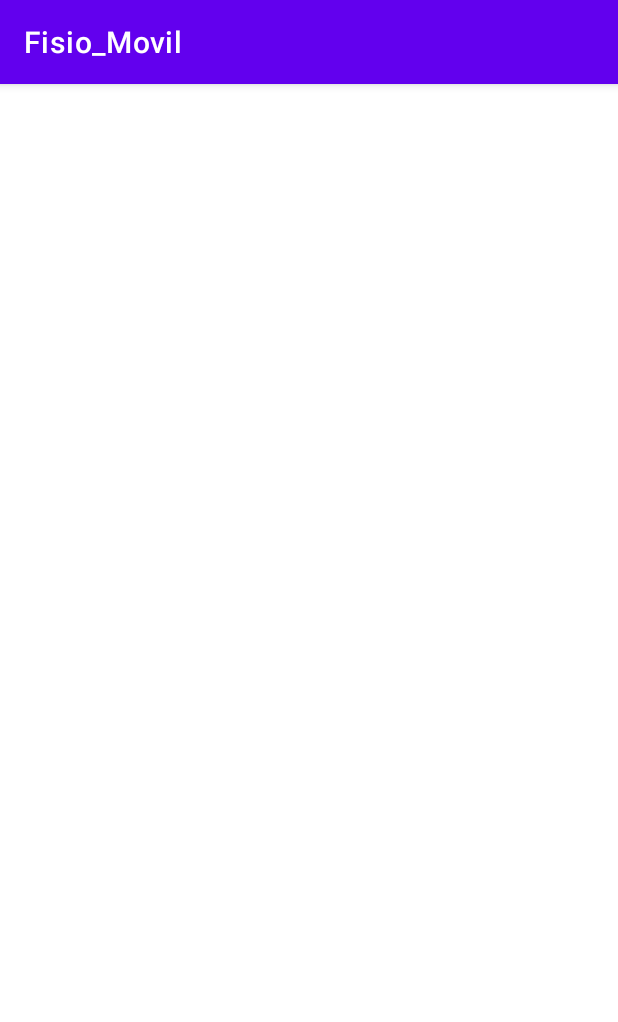
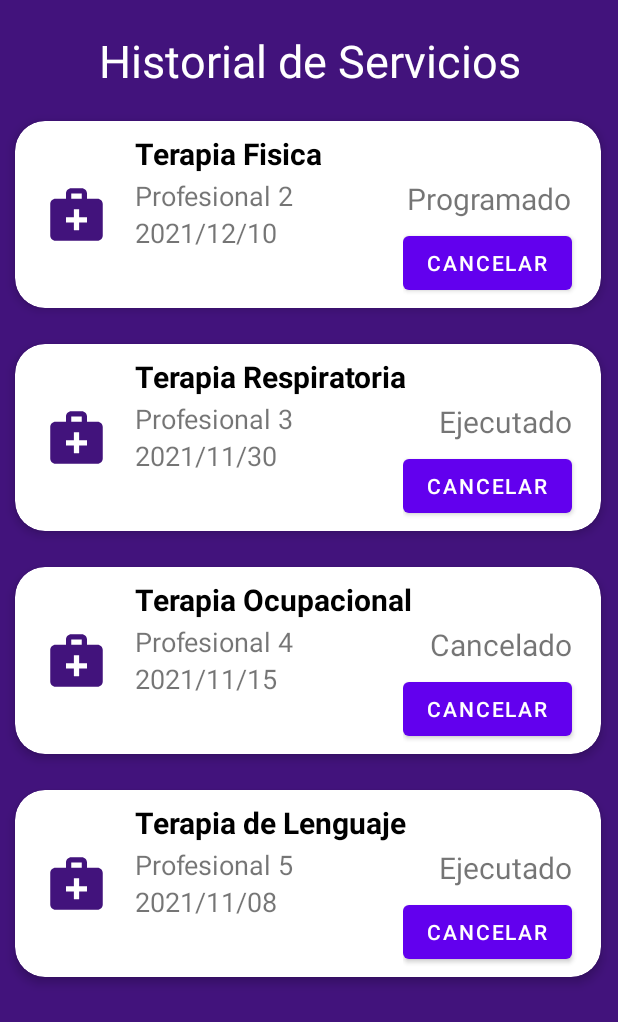
Before and after one commit to dalgyd/Fisio_Movil, an Android app: the HistorialPaciente screen opened directly, with no data from a screen before it, on a phone screen of 412 x 824 dp. Shown: the top 1022 px of the screen. Run offline under Robolectric (Android 15) with nearby library versions, the phone set to English and light mode, and no system bars.

Commit message:
Tto Datos, tarjetas historias de servicios pacientes

```diff
--- a/app/src/main/java/com/example/fisio_movil/HistorialPaciente.java
+++ b/app/src/main/java/com/example/fisio_movil/HistorialPaciente.java
@@ -1,14 +1,43 @@
 package com.example.fisio_movil;
 
 import androidx.appcompat.app.AppCompatActivity;
+import androidx.recyclerview.widget.LinearLayoutManager;
+import androidx.recyclerview.widget.RecyclerView;
 
 import android.os.Bundle;
 
+import java.util.ArrayList;
+import java.util.List;
+
 public class HistorialPaciente extends AppCompatActivity {
+    List<ListaServicios> elements;
 
     @Override
     protected void onCreate(Bundle savedInstanceState) {
         super.onCreate(savedInstanceState);
         setContentView(R.layout.activity_historial_paciente);
+
+        getSupportActionBar().hide();
+
+        init();
+
     }
+
+    public void init(){
+        elements = new ArrayList<ListaServicios>();
+        elements.add(new ListaServicios("Terapia Fisica", "Profesional 2", "2021/12/10", "Programado"));
+        elements.add(new ListaServicios("Terapia Respiratoria", "Profesional 3", "2021/11/30", "Ejecutado"));
+        elements.add(new ListaServicios("Terapia Ocupacional", "Profesional 4", "2021/11/15", "Cancelado"));
+        elements.add(new ListaServicios("Terapia de Lenguaje", "Profesional 5", "2021/11/08", "Ejecutado"));
+
+
+
+        ListAdapter listAdapter = new ListAdapter(elements, this);
+        RecyclerView recyclerView = findViewById(R.id.listadoServicios);
+        recyclerView.setHasFixedSize(true);
+        recyclerView.setLayoutManager(new LinearLayoutManager(this,LinearLayoutManager.VERTICAL, false));
+
+        recyclerView.setAdapter(listAdapter);
+    }
+
 }
--- /dev/null
+++ b/app/src/main/java/com/example/fisio_movil/ListAdapter.java
@@ -0,0 +1,68 @@
+package com.example.fisio_movil;
+
+import android.content.Context;
+import android.graphics.Color;
+import android.graphics.PorterDuff;
+import android.view.LayoutInflater;
+import android.view.View;
+import android.view.ViewGroup;
+import android.widget.ImageView;
+import android.widget.TextView;
+
+import androidx.recyclerview.widget.RecyclerView;
+
+import java.util.List;
+
+public class ListAdapter extends RecyclerView.Adapter<ListAdapter.ViewHolder> {
+    private List<ListaServicios> mData;
+    private LayoutInflater mInflater;
+    private Context context;
+
+   public ListAdapter(List<ListaServicios> itemList, Context context){
+       this.mData = itemList;
+       this.mInflater = LayoutInflater.from(context);
+       this.context = context;
+   }
+
+    @Override
+    public int getItemCount(){
+
+        return mData.size();
+    }
+
+    @Override
+    public ListAdapter.ViewHolder onCreateViewHolder(ViewGroup parent, int viewType){
+        View view = mInflater.inflate(R.layout.lista_servicios, null);
+        return new ListAdapter.ViewHolder(view);
+    }
+
+    @Override
+    public void onBindViewHolder(final ListAdapter.ViewHolder holder, final int POSITION){
+        holder.bindData(mData.get(POSITION));
+    }
+
+    public void setItems(List<ListaServicios> items)
+    {
+        mData = items;
+    }
+
+    public class ViewHolder extends RecyclerView.ViewHolder{
+        TextView tipoServicio, profesionalServicio, fechaServicio, statusServicio;
+
+        ViewHolder(View itemView){
+            super(itemView);
+            tipoServicio = itemView.findViewById(R.id.servicioTomado);
+            profesionalServicio = itemView.findViewById(R.id.profesionalServicio);
+            fechaServicio = itemView.findViewById(R.id.fechaServicio);
+            statusServicio = itemView.findViewById(R.id.statusServicio);
+        }
+
+        void bindData(final ListaServicios item){
+            tipoServicio.setText(item.getTipoServicio());
+            profesionalServicio.setText(item.getProfesionalServicio());
+            fechaServicio.setText(item.getFechaServicio());
+            statusServicio.setText(item.getStatusServicio());
+        }
+    }
+
+}
--- /dev/null
+++ b/app/src/main/java/com/example/fisio_movil/ListaServicios.java
@@ -0,0 +1,47 @@
+package com.example.fisio_movil;
+
+public class ListaServicios {
+    public String tipoServicio;
+    public String profesionalServicio;
+    public String fechaServicio;
+    public String statusServicio;
+
+    public ListaServicios(String tipoServicio, String profesionalServicio, String fechaServicio, String statusServicio) {
+        this.tipoServicio = tipoServicio;
+        this.profesionalServicio = profesionalServicio;
+        this.fechaServicio = fechaServicio;
+        this.statusServicio = statusServicio;
+    }
+
+    public String getTipoServicio() {
+        return tipoServicio;
+    }
+
+    public void setTipoServicio(String tipoServicio) {
+        this.tipoServicio = tipoServicio;
+    }
+
+    public String getProfesionalServicio() {
+        return profesionalServicio;
+    }
+
+    public void setProfesionalServicio(String profesionalServicio) {
+        this.profesionalServicio = profesionalServicio;
+    }
+
+    public String getFechaServicio() {
+        return fechaServicio;
+    }
+
+    public void setFechaServicio(String fechaServicio) {
+        this.fechaServicio = fechaServicio;
+    }
+
+    public String getStatusServicio() {
+        return statusServicio;
+    }
+
+    public void setStatusServicio(String statusServicio) {
+        this.statusServicio = statusServicio;
+    }
+}
--- /dev/null
+++ b/app/src/main/res/drawable/ic_baseline_medical_services_24.xml
@@ -0,0 +1,5 @@
+<vector android:height="24dp" android:tint="#42137C"
+    android:viewportHeight="24" android:viewportWidth="24"
+    android:width="24dp" xmlns:android="http://schemas.android.com/apk/res/android">
+    <path android:fillColor="@android:color/white" android:pathData="M20,6h-4V4c0,-1.1 -0.9,-2 -2,-2h-4C8.9,2 8,2.9 8,4v2H4C2.9,6 2,6.9 2,8v12c0,1.1 0.9,2 2,2h16c1.1,0 2,-0.9 2,-2V8C22,6.9 21.1,6 20,6zM10,4h4v2h-4V4zM16,15h-3v3h-2v-3H8v-2h3v-3h2v3h3V15z"/>
+</vector>
--- a/app/src/main/res/layout/activity_historial_paciente.xml
+++ b/app/src/main/res/layout/activity_historial_paciente.xml
@@ -1,9 +1,32 @@
 <?xml version="1.0" encoding="utf-8"?>
-<androidx.constraintlayout.widget.ConstraintLayout xmlns:android="http://schemas.android.com/apk/res/android"
+<RelativeLayout xmlns:android="http://schemas.android.com/apk/res/android"
     xmlns:app="http://schemas.android.com/apk/res-auto"
     xmlns:tools="http://schemas.android.com/tools"
     android:layout_width="match_parent"
     android:layout_height="match_parent"
-    tools:context=".HistorialPaciente">
+    tools:context=".HistorialPaciente"
+    android:background="#42137c">
 
-</androidx.constraintlayout.widget.ConstraintLayout>
+    <TextView
+        android:id="@+id/hostoriasServicios"
+        android:layout_width="wrap_content"
+        android:layout_height="wrap_content"
+        android:text="Historial de Servicios"
+        android:layout_marginLeft="20dp"
+        android:layout_marginTop="20dp"
+        android:textSize="30dp"
+        android:gravity="center"
+        android:layout_centerHorizontal="true"
+        android:textColor="@color/white"/>
+
+    <androidx.recyclerview.widget.RecyclerView
+        android:id="@+id/listadoServicios"
+        android:layout_width="match_parent"
+        android:layout_height="654dp"
+        android:layout_below="@id/hostoriasServicios"
+        android:layout_marginLeft="1dp"
+        android:layout_marginTop="8dp"
+        android:layout_marginEnd="1dp"
+        android:layout_marginBottom="1dp"
+        android:padding="0dp" />
+</RelativeLayout>
--- a/app/src/main/res/layout/activity_tratatiendo_datos.xml
+++ b/app/src/main/res/layout/activity_tratatiendo_datos.xml
@@ -1,9 +1,54 @@
 <?xml version="1.0" encoding="utf-8"?>
-<androidx.constraintlayout.widget.ConstraintLayout xmlns:android="http://schemas.android.com/apk/res/android"
+<LinearLayout xmlns:android="http://schemas.android.com/apk/res/android"
     xmlns:app="http://schemas.android.com/apk/res-auto"
     xmlns:tools="http://schemas.android.com/tools"
     android:layout_width="match_parent"
     android:layout_height="match_parent"
+    android:orientation="vertical"
+    android:padding="15dp"
     tools:context=".TratatiendoDatos">
 
-</androidx.constraintlayout.widget.ConstraintLayout>
+    <ImageView
+        android:id="@+id/logoTtoDatos"
+        android:layout_width="wrap_content"
+        android:layout_height="90dp"
+        app:srcCompat="@drawable/logo_horizont1l3" />
+
+    <TextView
+        android:id="@+id/textView"
+        android:layout_width="wrap_content"
+        android:layout_height="wrap_content"
+        android:layout_marginTop="30dp"
+        android:textSize="13dp"
+        android:justificationMode="inter_word"
+        android:text="Dando cumplimiento a lo dispuesto en la Ley estatutaria 1581 de 2012 y a su Decreto Reglamentario 1377 de 2013, FisioMovil adopta la presente política para el tratamiento de datos personales, la cual será informada a todos los titulares de los datos recolectados o que en el futuro se obtengan en el ejercicio de las actividades propias de nuestros procesos asistenciales."/>
+
+    <TextView
+        android:id="@+id/textView2"
+        android:layout_width="wrap_content"
+        android:layout_height="wrap_content"
+        android:layout_marginTop="10dp"
+        android:textSize="13dp"
+        android:justificationMode="inter_word"
+        android:text="De esta manera, FisioMovil manifiesta que garantiza los derechos de la privacidad, la intimidad, el buen nombre, en el tratamiento de los datos personales, y en consecuencia todas sus actuaciones se regirán por los principios de legalidad, finalidad, libertad, veracidad o calidad, transparencia, acceso y circulación restringida, seguridad y confidencialidad. Todas las personas que, en desarrollo de diferentes actividades asistenciales, sean permanentes u ocasionales, llegaran a suministrar a FisioMovil cualquier tipo de información o dato personal, podrá conocerla, actualizarla y rectificarla." />
+
+    <TextView
+        android:id="@+id/textView3"
+        android:layout_width="wrap_content"
+        android:layout_height="wrap_content"
+        android:layout_marginTop="10dp"
+        android:textSize="13dp"
+        android:justificationMode="inter_word"
+        android:text="Autorizo a Fisio Movil, para que recolecte mis datos personales y los conserve dentro de sus bases, cuyo uso se encuentra destinado a mantener una constante comunicación con los interesados. Autorizo para que los datos por mi suministrados sean utilizados con la finalidad de informarme sobre sus actividades y procesos asistenciales." />
+
+    <TextView
+        android:id="@+id/textView4"
+        android:layout_width="wrap_content"
+        android:layout_height="wrap_content"
+        android:layout_marginTop="40dp"
+        android:layout_gravity="center"
+        android:textSize="13dp"
+        android:justificationMode="inter_word"
+        android:text="Para continuar con el registro de atras en la aplicación." />
+
+</LinearLayout>
--- /dev/null
+++ b/app/src/main/res/layout/lista_servicios.xml
@@ -0,0 +1,112 @@
+<?xml version="1.0" encoding="utf-8"?>
+<androidx.cardview.widget.CardView xmlns:android="http://schemas.android.com/apk/res/android"
+    xmlns:app="http://schemas.android.com/apk/res-auto"
+    android:id="@+id/cv"
+    android:layout_width="match_parent"
+    android:layout_height="wrap_content"
+    android:animateLayoutChanges="true"
+    app:cardCornerRadius="20dp"
+    app:cardUseCompatPadding="true"
+    app:cardElevation="4dp">
+
+    <LinearLayout
+        android:layout_width="match_parent"
+        android:layout_height="wrap_content"
+        android:animateLayoutChanges="true"
+        android:orientation="vertical">
+        <RelativeLayout
+            android:layout_width="match_parent"
+            android:layout_height="wrap_content"
+            android:orientation="horizontal"
+            android:padding="6dp">
+
+            <ImageView
+                android:id="@+id/iconoServicio"
+                android:layout_width="70dp"
+                android:layout_height="70dp"
+                android:layout_alignParentStart="true"
+                android:layout_centerVertical="true"
+                android:layout_gravity="center"
+                android:paddingLeft="14dp"
+                android:paddingRight="14dp"
+                app:srcCompat="@drawable/ic_baseline_medical_services_24"
+                android:layout_alignParentLeft="true"/>
+
+            <LinearLayout
+                android:id="@+id/linearLayout"
+                android:layout_width="wrap_content"
+                android:layout_height="wrap_content"
+                android:layout_alignParentTop="true"
+                android:layout_marginStart="4dp"
+                android:layout_marginTop="2dp"
+                android:layout_toEndOf="@+id/iconoServicio"
+                android:orientation="vertical"
+                android:layout_marginLeft="4dp"
+                android:layout_toRightOf="@+id/iconoServicio">
+                <TextView
+                    android:id="@+id/servicioTomado"
+                    android:layout_width="match_parent"
+                    android:layout_height="wrap_content"
+                    android:layout_marginBottom="2dp"
+                    android:text="Servicio 1"
+                    android:textColor="@color/black"
+                    android:textSize="20dp"
+                    android:textStyle="bold"/>
+                <TextView
+                    android:id="@+id/profesionalServicio"
+                    android:layout_width="match_parent"
+                    android:layout_height="wrap_content"
+                    android:text="Profesional 1"
+                    android:textSize="18dp"/>
+                <TextView
+                    android:id="@+id/fechaServicio"
+                    android:layout_width="match_parent"
+                    android:layout_height="wrap_content"
+                    android:text="AAAA/MM/DD"
+                    android:textSize="18dp"/>
+            </LinearLayout>
+
+            <LinearLayout
+                android:id="@+id/linearLayout2"
+                android:layout_width="wrap_content"
+                android:layout_height="wrap_content"
+                android:layout_alignParentTop="true"
+                android:layout_marginStart="4dp"
+                android:layout_alignParentEnd="true"
+                android:layout_marginTop="2dp"
+                android:orientation="vertical"
+                android:layout_marginLeft="4dp">
+
+                <TextView
+                    android:id="@+id/statusServicio"
+                    android:layout_width="wrap_content"
+                    android:layout_height="wrap_content"
+                    android:layout_alignParentEnd="true"
+                    android:layout_alignParentRight="true"
+                    android:layout_centerVertical="true"
+                    android:layout_gravity="right"
+                    android:layout_marginTop="30dp"
+                    android:layout_marginEnd="13dp"
+                    android:layout_marginRight="13dp"
+                    android:gravity="center"
+                    android:text="Programado"
+                    android:textSize="20dp" />
+                <Button
+                    android:layout_width="wrap_content"
+                    android:layout_height="wrap_content"
+                    android:id="@+id/cancelarServicio"
+                    android:layout_marginTop="5dp"
+                    android:layout_alignParentEnd="true"
+                    android:layout_alignParentRight="true"
+                    android:layout_centerVertical="true"
+                    android:text="Cancelar"
+                    android:layout_marginEnd="13dp"
+                    android:layout_marginRight="13dp"/>
+
+            </LinearLayout>
+
+        </RelativeLayout>
+
+    </LinearLayout>
+
+</androidx.cardview.widget.CardView>
```
Also changed, not shown: app/src/main/AndroidManifest.xml (+2 -8 lines).
